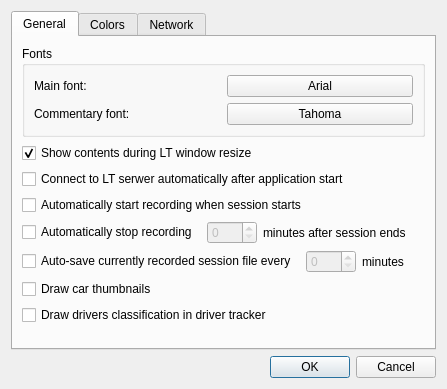
Qt form ui/preferencesdialog.ui (gronberg/f1lt) before a commit.
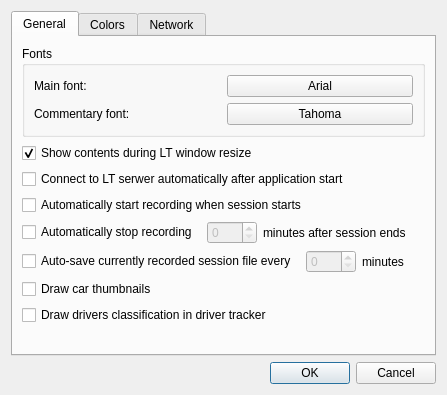
The same form after that commit. The open tabs and pages were chosen to show the change. Icons and pictures are not drawn.

The edit to the form file:
```diff
--- a/ui/preferencesdialog.ui
+++ b/ui/preferencesdialog.ui
@@ -7,7 +7,7 @@
     <x>0</x>
     <y>0</y>
     <width>447</width>
-    <height>389</height>
+    <height>395</height>
    </rect>
   </property>
   <property name="windowTitle">
```
Left out of the diff: 2 changed lines with no effect on the pictures.
